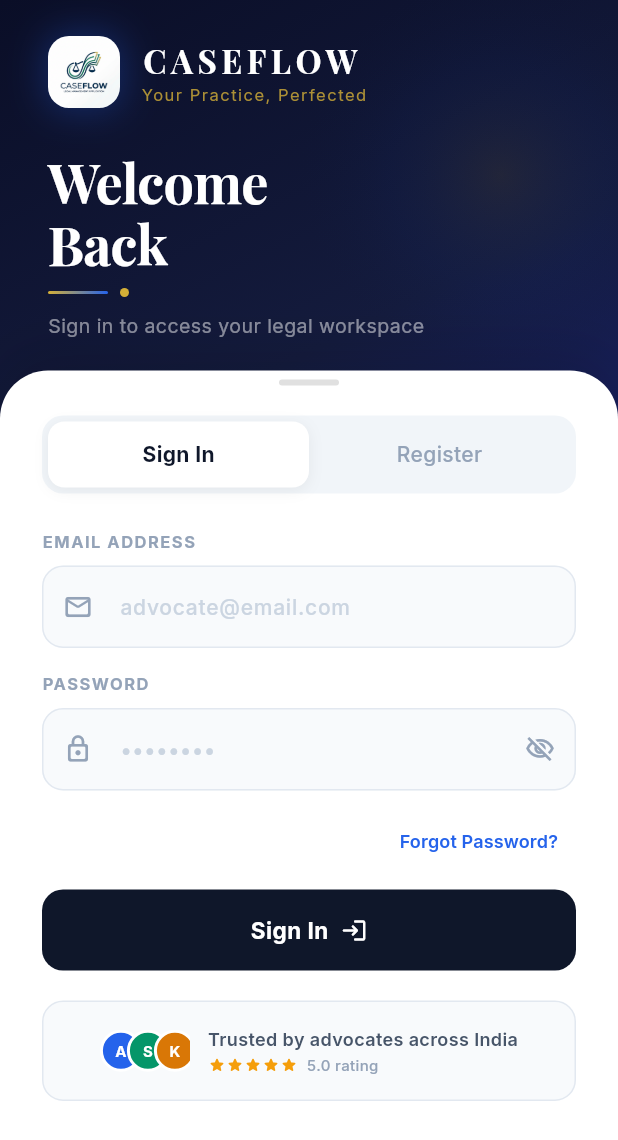
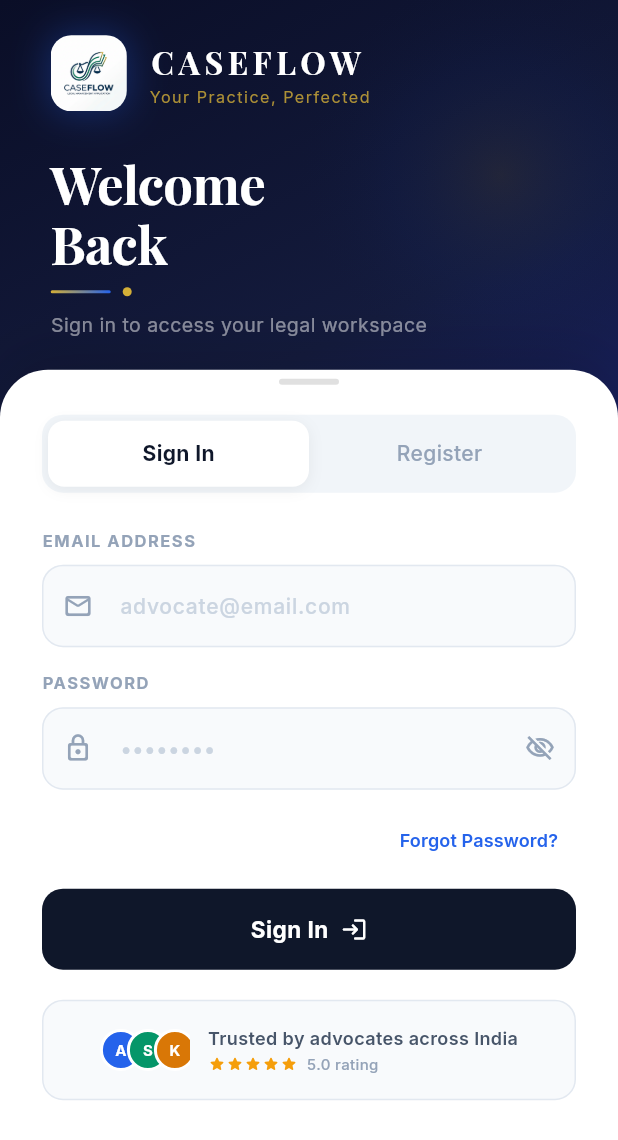
Before and after one commit to AMJATH604/Caseflow_Mobile-, a Flutter app: the LoginScreen screen opened by its route, on a phone screen of 412 x 824 dp. Shown: the top 1140 px of the screen. Run offline on Flutter 3.47's test engine with Material 3 defaults, Android fonts, the phone set to English and light mode, and no system bars; our stand-ins replace audioplayers, connectivity_plus, dio, file_picker, firebase_analytics, firebase_core and 19 more; missing offline and left inert: google_mlkit_text_recognition, image_gallery_saver_plus, pdfx, razorpay_flutter, record, syncfusion_flutter_pdf; accounts and stored records are empty; network calls fail; statements that could not run were skipped.

Commit message:
feat: add full responsive UI system (flutter_screenutil + R utility)

```diff
--- a/apps/mobile/lib/main.dart
+++ b/apps/mobile/lib/main.dart
@@ -1,6 +1,7 @@
 import 'dart:async';
 import 'package:flutter/material.dart';
 import 'package:flutter/foundation.dart';
+import 'package:flutter_screenutil/flutter_screenutil.dart';
 import 'package:flutter_riverpod/flutter_riverpod.dart';
 import 'package:supabase_flutter/supabase_flutter.dart';
 import 'package:firebase_core/firebase_core.dart';
@@ -186,7 +187,13 @@ class _CaseFlowAppState extends ConsumerState<CaseFlowApp>
   Widget build(BuildContext context) {
     final themeMode = ref.watch(themeModeProvider);
 
-    return MaterialApp.router(
+    // ScreenUtilInit: design baseline = 390×844 (iPhone 14 / mid-range Android).
+    // All R.sp(), R.w(), R.h() values scale proportionally on every device.
+    return ScreenUtilInit(
+      designSize: const Size(390, 844),
+      minTextAdapt: true,
+      splitScreenMode: false,
+      builder: (context, child) => MaterialApp.router(
         title: AppConstants.appName,
         debugShowCheckedModeBanner: false,
         theme: AppTheme.lightTheme,
@@ -200,6 +207,21 @@ class _CaseFlowAppState extends ConsumerState<CaseFlowApp>
           GlobalWidgetsLocalizations.delegate,
           GlobalCupertinoLocalizations.delegate,
         ],
+        // Clamp system text-scale so large-font accessibility settings
+        // don't overflow fixed-height containers.
+        builder: (context, child) {
+          final mq = MediaQuery.of(context);
+          return MediaQuery(
+            data: mq.copyWith(
+              textScaler: mq.textScaler.clamp(
+                minScaleFactor: 0.8,
+                maxScaleFactor: 1.15,
+              ),
+            ),
+            child: child!,
+          );
+        },
+      ),
     );
   }
 }
--- a/apps/mobile/lib/pages/cases_screen.dart
+++ b/apps/mobile/lib/pages/cases_screen.dart
@@ -8,6 +8,7 @@ import '../models/models.dart';
 import '../services/supabase_service.dart';
 import '../components/error_state_widget.dart';
 import '../theme/app_theme.dart';
+import '../utils/responsive.dart';
 
 class CasesScreen extends ConsumerStatefulWidget {
   const CasesScreen({super.key});
--- a/apps/mobile/lib/pages/dashboard_screen.dart
+++ b/apps/mobile/lib/pages/dashboard_screen.dart
@@ -20,6 +20,7 @@ import '../components/daily_board_widget.dart';
 import '../components/error_state_widget.dart';
 import '../services/analytics_service.dart';
 import 'citizen_home_screen.dart';
+import '../utils/responsive.dart';
 
 class DashboardScreen extends ConsumerWidget {
   const DashboardScreen({super.key});
--- a/apps/mobile/lib/pages/login_screen.dart
+++ b/apps/mobile/lib/pages/login_screen.dart
@@ -8,6 +8,7 @@ import '../services/supabase_service.dart';
 import '../services/providers.dart';
 import '../services/fcm_service.dart';
 import '../models/geo_data.dart';
+import '../utils/responsive.dart';
 
 class LoginScreen extends ConsumerStatefulWidget {
   final String initialRole;
@@ -679,7 +680,7 @@ class _LoginScreenState extends ConsumerState<LoginScreen>
 
   Widget _buildHeaderSection() {
     return Padding(
-      padding: const EdgeInsets.fromLTRB(32, 24, 32, 0),
+      padding: EdgeInsets.fromLTRB(R.w(32), R.h(24), R.w(32), 0),
       child: Column(
         crossAxisAlignment: CrossAxisAlignment.start,
         children: [
@@ -687,10 +688,10 @@ class _LoginScreenState extends ConsumerState<LoginScreen>
           Row(
             children: [
               Container(
-                width: 48,
-                height: 48,
+                width: R.w(48),
+                height: R.w(48),
                 decoration: BoxDecoration(
-                  borderRadius: BorderRadius.circular(14),
+                  borderRadius: BorderRadius.circular(R.r(14)),
                   boxShadow: [
                     BoxShadow(
                       color: const Color(0xFF2563EB).withValues(alpha: 0.3),
@@ -700,21 +701,21 @@ class _LoginScreenState extends ConsumerState<LoginScreen>
                   ],
                 ),
                 child: ClipRRect(
-                  borderRadius: BorderRadius.circular(14),
+                  borderRadius: BorderRadius.circular(R.r(14)),
                   child: Image.asset(
                     'assets/images/logo.png',
                     fit: BoxFit.contain,
                   ),
                 ),
               ),
-              const SizedBox(width: 14),
+              R.gapW(14),
               Column(
                 crossAxisAlignment: CrossAxisAlignment.start,
                 children: [
                   Text(
                     'CASEFLOW',
                     style: GoogleFonts.playfairDisplay(
-                      fontSize: 22,
+                      fontSize: R.sp(22),
                       fontWeight: FontWeight.w700,
                       color: Colors.white,
                       letterSpacing: 3,
@@ -723,7 +724,7 @@ class _LoginScreenState extends ConsumerState<LoginScreen>
                   Text(
                     'Your Practice, Perfected',
                     style: GoogleFonts.inter(
-                      fontSize: 11,
+                      fontSize: R.sp(11),
                       color: const Color(0xFFD4AF37).withValues(alpha: 0.8),
                       letterSpacing: 1,
                       fontWeight: FontWeight.w400,
@@ -734,13 +735,13 @@ class _LoginScreenState extends ConsumerState<LoginScreen>
             ],
           ),
 
-          const SizedBox(height: 28),
+          R.gapH(28),
 
           // Welcome text
           Text(
             _authTab == 0 ? 'Welcome\nBack' : 'Join the\nProfession',
             style: GoogleFonts.playfairDisplay(
-              fontSize: 36,
+              fontSize: R.sp(36),
               fontWeight: FontWeight.w700,
               color: Colors.white,
               height: 1.15,
--- a/apps/mobile/lib/pages/role_selection_screen.dart
+++ b/apps/mobile/lib/pages/role_selection_screen.dart
@@ -5,6 +5,7 @@ import 'package:go_router/go_router.dart';
 import 'package:google_fonts/google_fonts.dart';
 import '../services/onboarding_service.dart';
 import '../router/app_router.dart';
+import '../utils/responsive.dart';
 
 class RoleSelectionScreen extends StatefulWidget {
   const RoleSelectionScreen({super.key});
--- a/apps/mobile/lib/pages/splash_screen.dart
+++ b/apps/mobile/lib/pages/splash_screen.dart
@@ -5,6 +5,7 @@ import 'package:go_router/go_router.dart';
 import 'package:google_fonts/google_fonts.dart';
 import '../services/app_constants.dart';
 import '../services/onboarding_service.dart';
+import '../utils/responsive.dart';
 
 class SplashScreen extends StatefulWidget {
   const SplashScreen({super.key});
--- /dev/null
+++ b/apps/mobile/lib/utils/responsive.dart
@@ -0,0 +1,97 @@
+import 'package:flutter/material.dart';
+import 'package:flutter_screenutil/flutter_screenutil.dart';
+
+/// Central responsive utility for CaseFlow.
+///
+/// Design baseline: 390 × 844 (iPhone 14 / mid-range Android standard).
+/// All values scale automatically to every screen size at runtime.
+///
+/// Usage:
+///   - Font size  → R.sp(14)
+///   - Width      → R.w(120)
+///   - Height     → R.h(48)
+///   - Radius     → R.r(12)
+///   - Padding    → R.padAll(16) / R.padH(24) / R.padV(12)
+///   - EdgeInsets → R.insets(top: 8, bottom: 16)
+///   - Screen checks → R.isSmall(context)
+class R {
+  R._();
+
+  // ── Scaled font size ────────────────────────────────────────────────────────
+  /// Returns a font size scaled to the current screen.
+  static double sp(double size) => size.sp;
+
+  // ── Scaled dimensions ───────────────────────────────────────────────────────
+  /// Returns a width value scaled to the current screen width.
+  static double w(double size) => size.w;
+
+  /// Returns a height value scaled to the current screen height.
+  static double h(double size) => size.h;
+
+  /// Returns a radius value scaled proportionally (uses width scale).
+  static double r(double size) => size.r;
+
+  // ── Padding helpers ─────────────────────────────────────────────────────────
+  /// Symmetric EdgeInsets scaled on both axes.
+  static EdgeInsets padAll(double value) =>
+      EdgeInsets.all(value.w);
+
+  /// Horizontal (left + right) EdgeInsets scaled to screen width.
+  static EdgeInsets padH(double horizontal) =>
+      EdgeInsets.symmetric(horizontal: horizontal.w);
+
+  /// Vertical (top + bottom) EdgeInsets scaled to screen height.
+  static EdgeInsets padV(double vertical) =>
+      EdgeInsets.symmetric(vertical: vertical.h);
+
+  /// Symmetric EdgeInsets with separate H and V values.
+  static EdgeInsets padHV(double horizontal, double vertical) =>
+      EdgeInsets.symmetric(horizontal: horizontal.w, vertical: vertical.h);
+
+  /// Custom EdgeInsets with all four sides.
+  static EdgeInsets insets({
+    double top = 0,
+    double bottom = 0,
+    double left = 0,
+    double right = 0,
+  }) => EdgeInsets.fromLTRB(left.w, top.h, right.w, bottom.h);
+
+  // ── SizedBox helpers ────────────────────────────────────────────────────────
+  /// A horizontal gap (width-based).
+  static Widget gapW(double width) => SizedBox(width: width.w);
+
+  /// A vertical gap (height-based).
+  static Widget gapH(double height) => SizedBox(height: height.h);
+
+  // ── Screen size checks ──────────────────────────────────────────────────────
+  /// Returns true on very small phones (width ≤ 360 dp) like Redmi/Nokia budget models.
+  static bool isSmall(BuildContext context) =>
+      MediaQuery.of(context).size.width <= 360;
+
+  /// Returns true on large phones (width ≥ 420 dp) like Pro Max models.
+  static bool isLarge(BuildContext context) =>
+      MediaQuery.of(context).size.width >= 420;
+
+  /// Returns the actual screen width in logical pixels.
+  static double screenWidth(BuildContext context) =>
+      MediaQuery.of(context).size.width;
+
+  /// Returns the actual screen height in logical pixels.
+  static double screenHeight(BuildContext context) =>
+      MediaQuery.of(context).size.height;
+
+  // ── Adaptive values ─────────────────────────────────────────────────────────
+  /// Returns [small] on small phones, [normal] on standard phones,
+  /// and [large] on large phones. Great for font sizes and paddings.
+  static double adaptive(
+    BuildContext context, {
+    required double small,
+    required double normal,
+    required double large,
+  }) {
+    final w = screenWidth(context);
+    if (w <= 360) return small;
+    if (w >= 420) return large;
+    return normal;
+  }
+}
--- a/apps/mobile/pubspec.yaml
+++ b/apps/mobile/pubspec.yaml
@@ -25,6 +25,7 @@ dependencies:
   go_router: ^14.8.1
 
   # UI Tools
+  flutter_screenutil: ^5.9.3
   shimmer: ^3.0.0
   intl: ^0.20.2
   google_fonts: ^6.2.1
```
Lines whose indentation alone changed are shown as unchanged.
